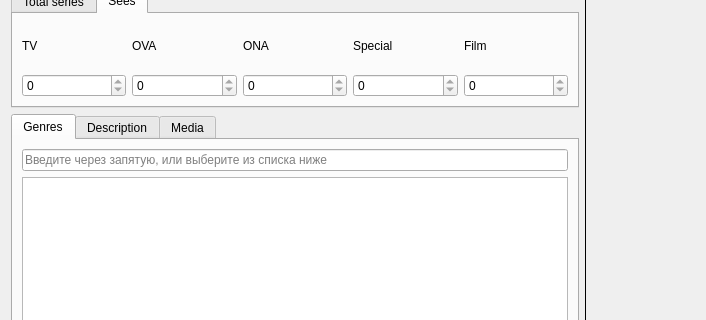
This is dialogaddanime.ui in LibertaSoft/DatabaseAnime as Qt 5 draws it before an edit; both pictures show x 0 to 706 and y 106 to 426 of the 871 by 597 pixel window. The edited form follows.
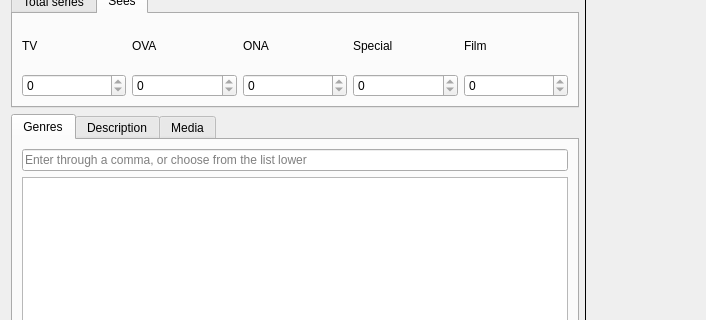
This is the edited form. The open tabs and pages were chosen to show the change. Icons and pictures are not drawn. Custom widgets are drawn as their Qt base class.

The edit to the form file:
```diff
--- a/dialogaddanime.ui
+++ b/dialogaddanime.ui
@@ -424,7 +424,7 @@
               <number>256</number>
              </property>
              <property name="placeholderText">
-              <string>Введите через запятую, или выберите из списка ниже</string>
+              <string>Enter through a comma, or choose from the list lower</string>
              </property>
             </widget>
            </item>
```
Left out of the diff: 4 changed lines with no effect on the pictures.
